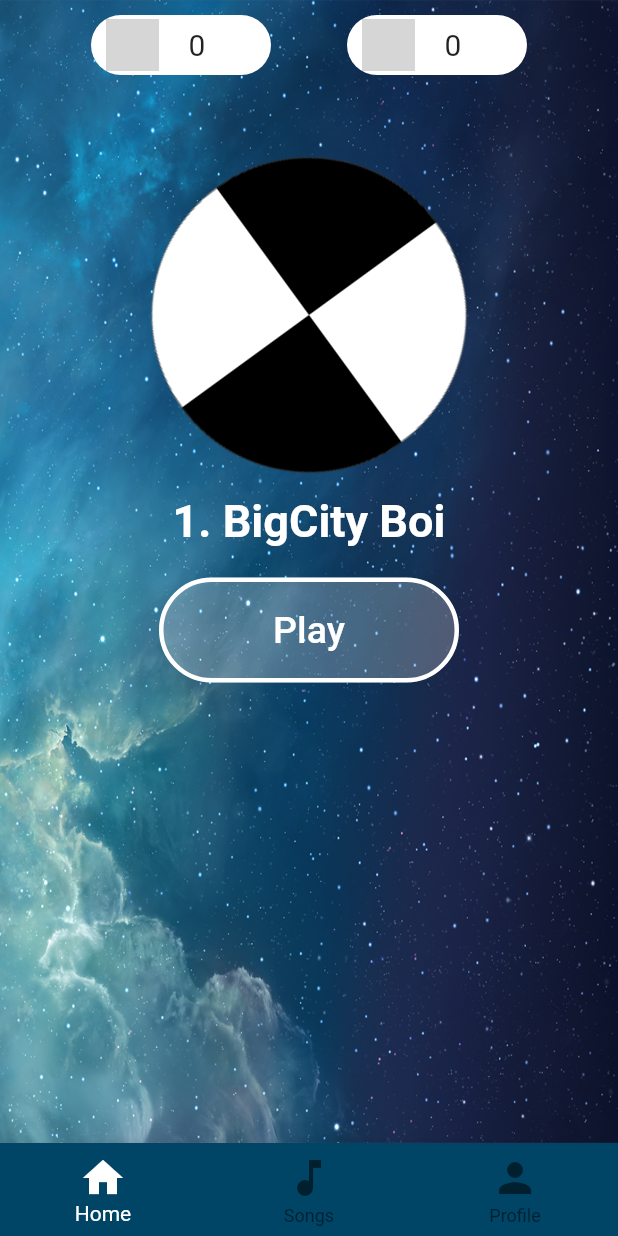
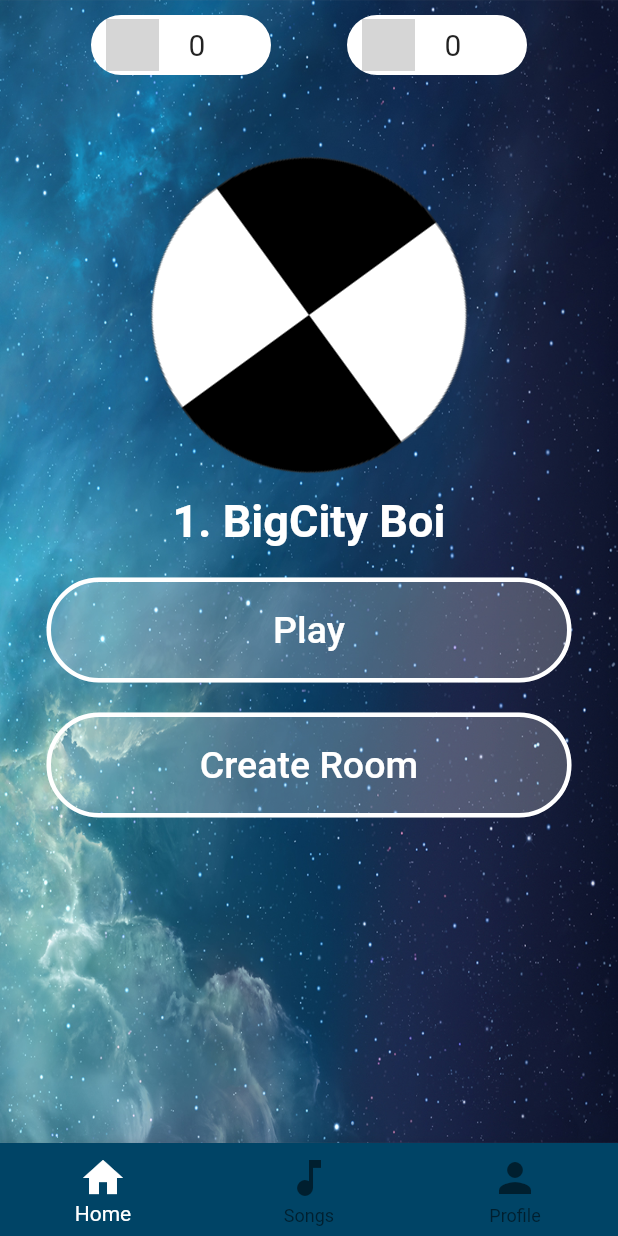
Before and after one commit to ngovanphat/QLDAPM-Project-PianoTile, a Flutter app: the screen it shows after launch, on a phone screen of 412 x 824 dp. Run offline on Flutter 3.47's test engine with Material 2 defaults, Android fonts, the phone set to English and light mode, and no system bars; our stand-ins replace audioplayers, smooth_star_rating; missing offline and left inert: flutter_midi, marquee_flutter; grey boxes are pictures that could not be loaded.

Commit message:
add button create room to home

```diff
--- a/lib/views/home.dart
+++ b/lib/views/home.dart
@@ -64,7 +64,7 @@ class _HomeState extends State<Home> with SingleTickerProviderStateMixin {
                             ),
                           ),
                           Container(
-                              width: 200,
+                              width: 350,
                               height: 70,
                               margin: EdgeInsets.only(top: 20),
                               child: FlatButton(
@@ -84,7 +84,26 @@ class _HomeState extends State<Home> with SingleTickerProviderStateMixin {
                                       fontSize: 25, color: Colors.white),
                                 ),
                                 color: Colors.white24,
-                              ))
+                              ),),
+                          Container(
+                              width: 350,
+                              height: 70,
+                              margin: EdgeInsets.only(top: 20),
+                              child: FlatButton(
+                                onPressed: () {
+                                 print("click here to create room");
+                                },
+                                shape: RoundedRectangleBorder(
+                                    borderRadius: BorderRadius.circular(70),
+                                    side: BorderSide(
+                                        color: Colors.white, width: 3)),
+                                child: Text(
+                                  'Create Room',
+                                  style: TextStyle(
+                                      fontSize: 25, color: Colors.white),
+                                ),
+                                color: Colors.white24,
+                          ),)
                         ]))
               ],
             ),
--- a/lib/views/music_list.dart
+++ b/lib/views/music_list.dart
@@ -28,7 +28,7 @@ class MusicList extends StatelessWidget {
             resizeToAvoidBottomInset: false,
             backgroundColor:  Color(0xFF373737),
             appBar: PreferredSize(
-              preferredSize: Size.fromHeight(125.0), // here the desired height
+              preferredSize: Size.fromHeight(130.0), // here the desired height
               child:AppBar(// bỏ comment để hiện thanh tài nguyên trên cùng màn hình
                 title:RowOnTop(context,0, 0),
 
```
